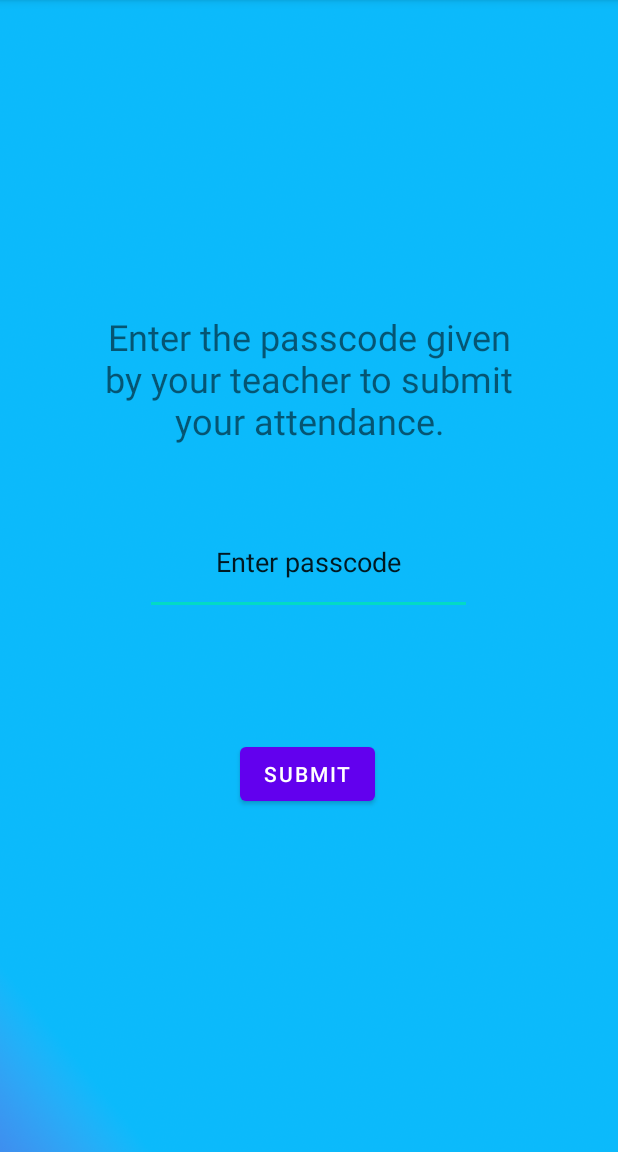
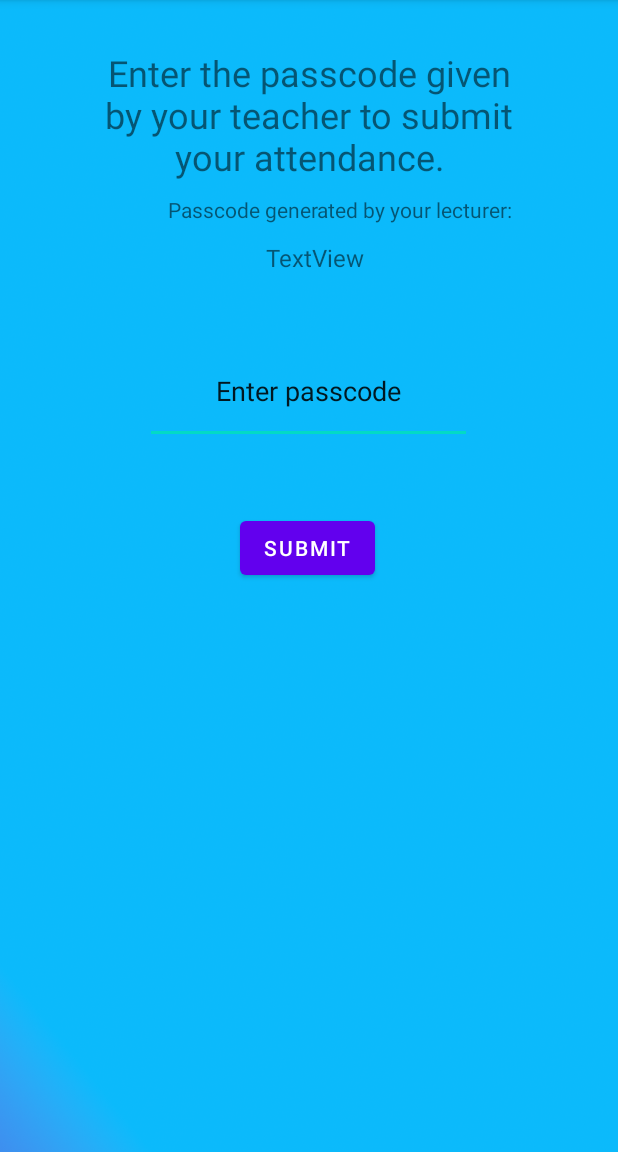
Before and after one commit to Minteckk/22_MADAssignment, an Android app: the StudentTakeAttendance screen opened directly, with no data from a screen before it, on a phone screen of 412 x 824 dp, the part 84-1236 px from its top. Run offline under Robolectric (Android 15) with nearby library versions, the phone set to English and light mode, and no system bars.

Commit message:
add a new textview for sp to get code

```diff
--- a/app/src/main/res/layout/activity_student_take_attendance.xml
+++ b/app/src/main/res/layout/activity_student_take_attendance.xml
@@ -7,13 +7,22 @@
     android:background="@drawable/background"
     tools:context=".StudentTakeAttendance">
 
+    <ScrollView
+        android:layout_width="match_parent"
+        android:layout_height="match_parent"
+        tools:layout_editor_absoluteX="0dp"
+        tools:layout_editor_absoluteY="0dp">
+
+        <androidx.constraintlayout.widget.ConstraintLayout
+            android:layout_width="match_parent"
+            android:layout_height="match_parent">
 
             <EditText
                 android:id="@+id/student_acode"
                 android:layout_width="218dp"
                 android:layout_height="70dp"
                 android:layout_marginStart="100dp"
-        android:layout_marginTop="34dp"
+                android:layout_marginTop="96dp"
                 android:layout_marginEnd="101dp"
                 android:ems="10"
                 android:inputType="textPersonName"
@@ -28,7 +37,7 @@
                 android:layout_width="291dp"
                 android:layout_height="98dp"
                 android:layout_marginStart="60dp"
-        android:layout_marginTop="208dp"
+                android:layout_marginTop="32dp"
                 android:layout_marginEnd="60dp"
                 android:text="Enter the passcode given by your teacher to submit your attendance."
                 android:textAlignment="center"
@@ -42,12 +51,37 @@
                 android:layout_width="wrap_content"
                 android:layout_height="wrap_content"
                 android:layout_marginStart="160dp"
+                android:layout_marginTop="45dp"
                 android:layout_marginEnd="160dp"
                 android:layout_marginBottom="228dp"
                 android:text="Submit"
                 app:layout_constraintBottom_toBottomOf="parent"
                 app:layout_constraintEnd_toEndOf="parent"
                 app:layout_constraintHorizontal_bias="0.0"
-        app:layout_constraintStart_toStartOf="parent" />
+                app:layout_constraintStart_toStartOf="parent"
+                app:layout_constraintTop_toBottomOf="@+id/student_acode"
+                app:layout_constraintVertical_bias="1.0" />
+
+            <TextView
+                android:id="@+id/textView29"
+                android:layout_width="wrap_content"
+                android:layout_height="wrap_content"
+                android:layout_marginStart="112dp"
+                android:text="Passcode generated by your lecturer:"
+                app:layout_constraintStart_toStartOf="parent"
+                app:layout_constraintTop_toBottomOf="@+id/student_atitle" />
+
+            <TextView
+                android:id="@+id/getPasscode"
+                android:layout_width="wrap_content"
+                android:layout_height="wrap_content"
+                android:layout_marginStart="177dp"
+                android:layout_marginTop="11dp"
+                android:text="TextView"
+                android:textSize="16sp"
+                app:layout_constraintStart_toStartOf="parent"
+                app:layout_constraintTop_toBottomOf="@+id/textView29" />
+        </androidx.constraintlayout.widget.ConstraintLayout>
+    </ScrollView>
 
 </androidx.constraintlayout.widget.ConstraintLayout>
```
Lines whose indentation alone changed are shown as unchanged.
